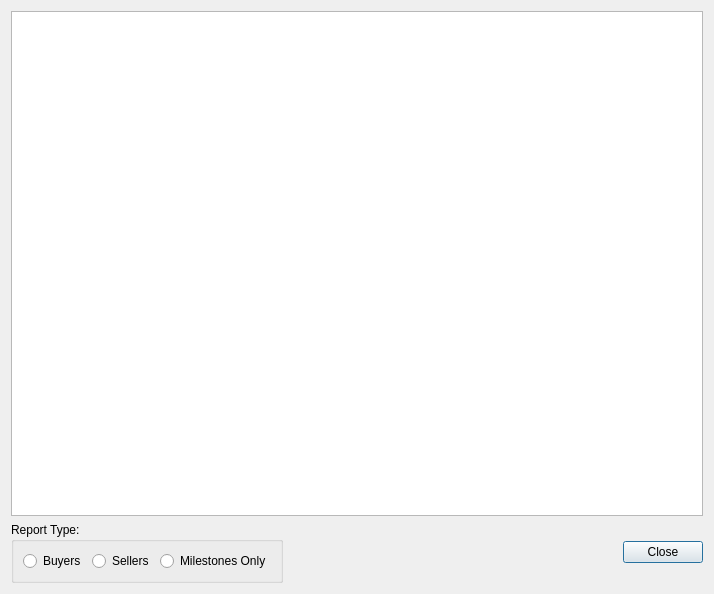
Above: reportoutput.ui from themattkerr/ModeContingencyCalc before the change. Below: the same form after it.
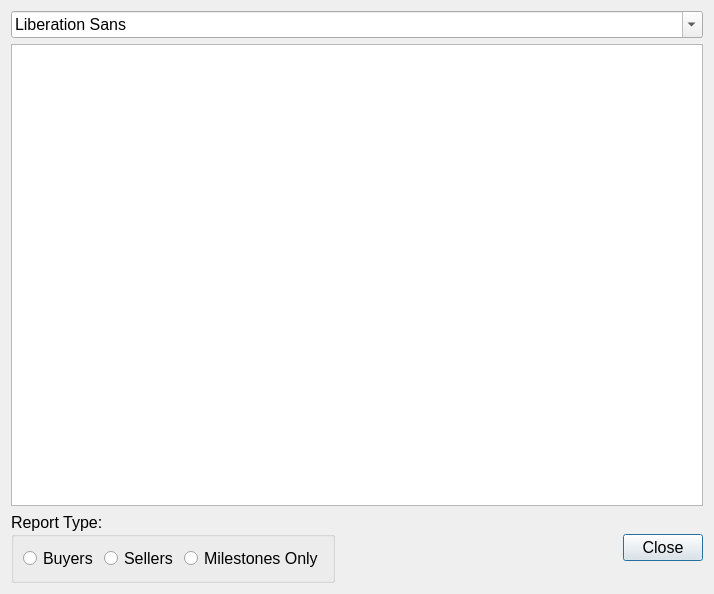
That is the form after the change.

```diff
--- a/reportoutput.ui
+++ b/reportoutput.ui
@@ -10,10 +10,19 @@
     <height>594</height>
    </rect>
   </property>
+  <property name="font">
+   <font>
+    <family>Arial</family>
+    <pointsize>12</pointsize>
+   </font>
+  </property>
   <property name="windowTitle">
    <string>Dialog</string>
   </property>
   <layout class="QVBoxLayout" name="verticalLayout">
+   <item>
+    <widget class="QFontComboBox" name="fontComboBox"/>
+   </item>
    <item>
     <widget class="QTextBrowser" name="textBrowser">
      <property name="sizePolicy">
@@ -24,7 +33,7 @@
      </property>
      <property name="font">
       <font>
-       <family>Arial</family>
+       <family>Courier</family>
        <pointsize>14</pointsize>
       </font>
      </property>
```
Left out of the diff: 19 changed lines with no effect on the pictures.
